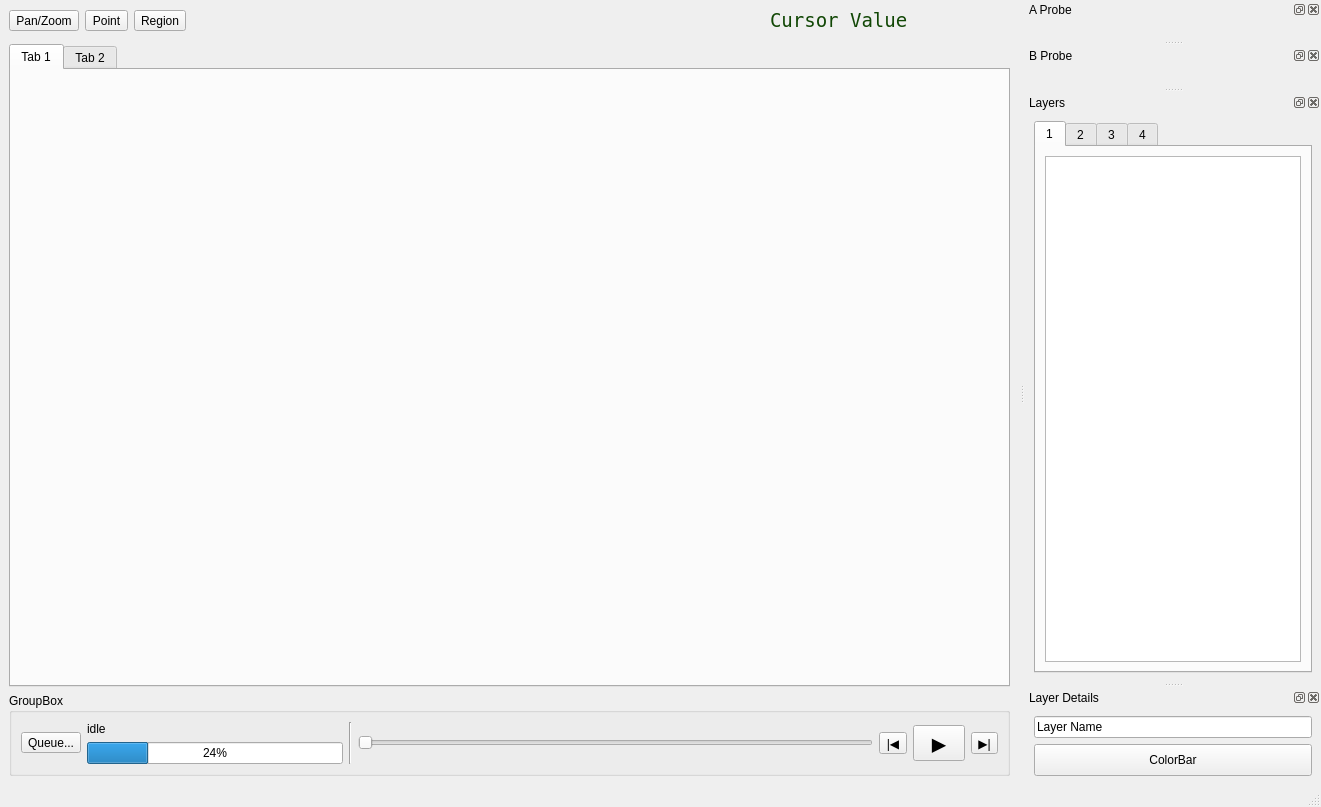
Old version of the form py/cspov/ui/pov_main.ui in the repository ssec/sift.
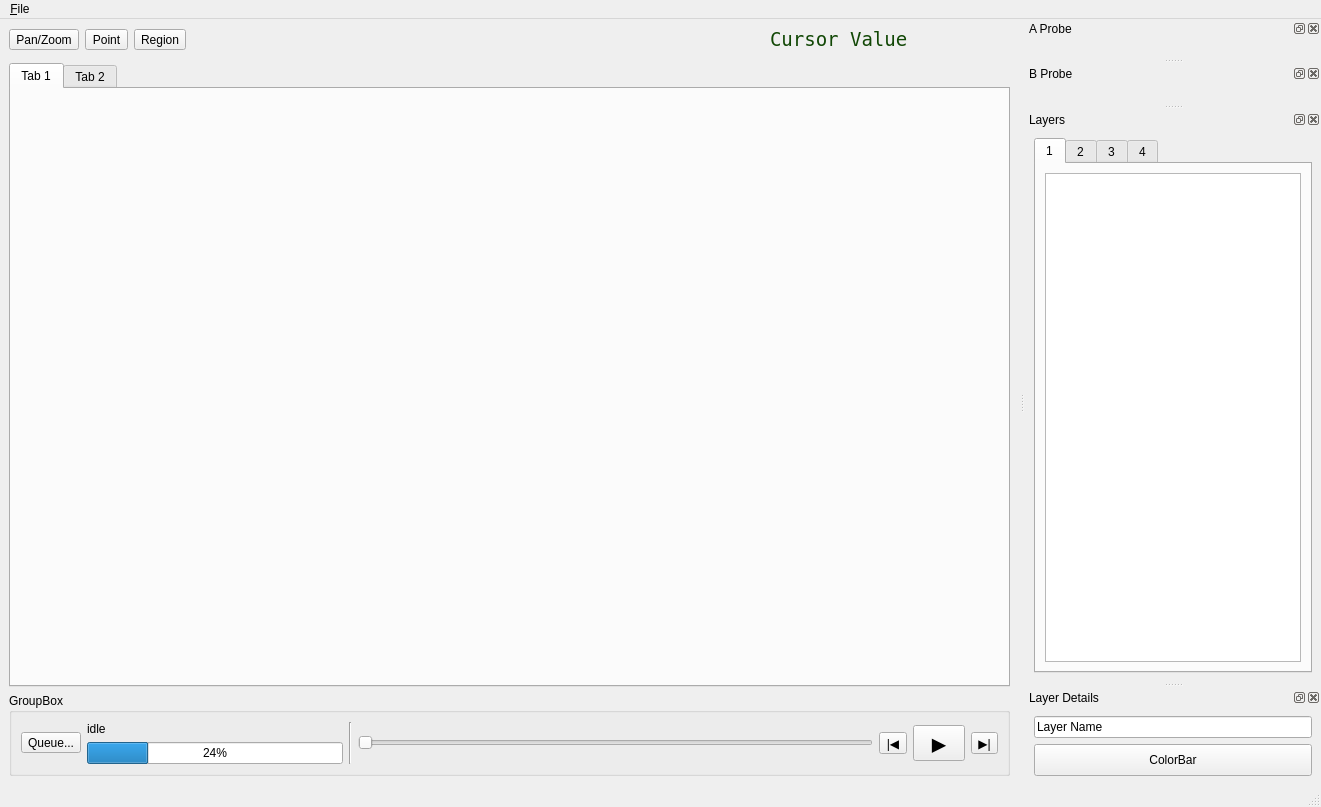
New version of the form.

Commit message: open file menu experiments

Diff of the .ui file:
```diff
--- a/py/cspov/ui/pov_main.ui
+++ b/py/cspov/ui/pov_main.ui
@@ -308,6 +308,13 @@
      <height>22</height>
     </rect>
    </property>
+   <widget class="QMenu" name="menu_File">
+    <property name="title">
+     <string>&amp;File</string>
+    </property>
+    <addaction name="action_Open"/>
+   </widget>
+   <addaction name="menu_File"/>
   </widget>
   <widget class="QStatusBar" name="statusbar"/>
   <widget class="QDockWidget" name="probeAPane">
```
Left out of the diff: 5 changed lines with no effect on the pictures. The commit also changes 3 other files.
